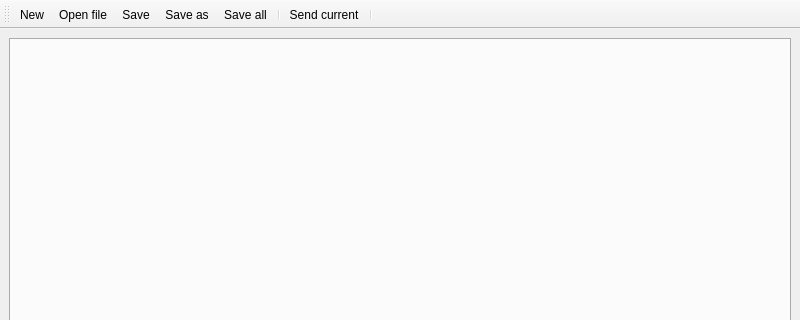
cyberegoorg/cetech, file tools/src/shared/ui/luaeditorwindow.ui: the form before one commit; both pictures show x 0 to 800 and y 0 to 320 of the 800 by 600 pixel window.
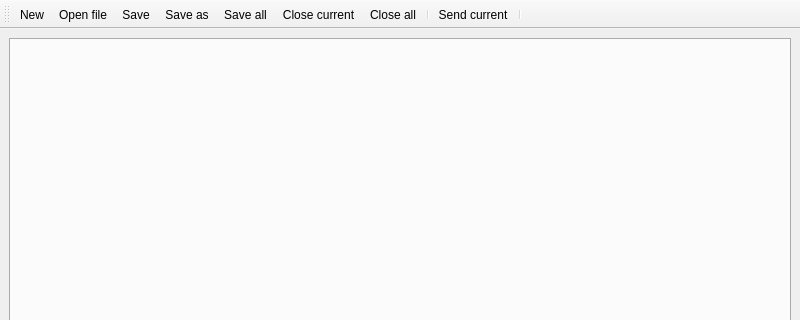
The form after the commit. Icons and pictures are not drawn.

Commit message: lua editor - close current, close all - button (fix #37)

Diff of the .ui file:
```diff
--- a/tools/src/shared/ui/luaeditorwindow.ui
+++ b/tools/src/shared/ui/luaeditorwindow.ui
@@ -56,6 +56,8 @@
    <addaction name="actionSave"/>
    <addaction name="actionSave_as"/>
    <addaction name="actionSave_all"/>
+   <addaction name="actionClose_current"/>
+   <addaction name="actionClose_all"/>
    <addaction name="separator"/>
    <addaction name="actionSendCurent"/>
    <addaction name="separator"/>
@@ -119,6 +121,22 @@
     <string>Send current text to engine</string>
    </property>
   </action>
+  <action name="actionClose_all">
+   <property name="icon">
+    <iconset theme="document-close"/>
+   </property>
+   <property name="text">
+    <string>Close all</string>
+   </property>
+  </action>
+  <action name="actionClose_current">
+   <property name="icon">
+    <iconset theme="document-close"/>
+   </property>
+   <property name="text">
+    <string>Close current</string>
+   </property>
+  </action>
  </widget>
  <resources/>
  <connections>
```
Left out of the diff: 54 changed lines with no effect on the pictures. The commit also changes 2 other files.
